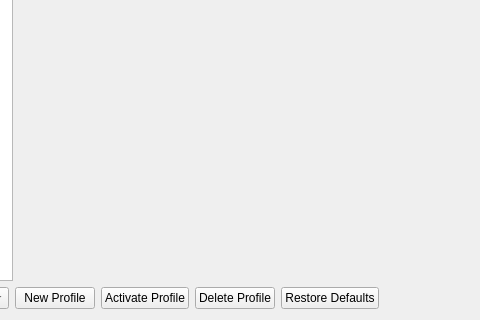
First picture: the form in src/duckstation-qt/controllersettingswindow.ui, repository kofxi3584karlayang/duckstation, before the edit; both pictures show x 158 to 638 and y 352 to 672 of the 1288 by 672 pixel window.
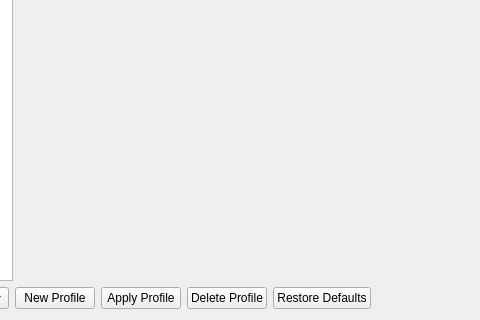
Second picture: the form after the edit. Icons and pictures are not drawn.

Commit message:
Qt: Rename Load Profile to Apply Profile
And make it copy hotkeys.

What changed in the file:
```diff
--- a/src/duckstation-qt/controllersettingswindow.ui
+++ b/src/duckstation-qt/controllersettingswindow.ui
@@ -89,7 +89,7 @@
        <item>
         <widget class="QPushButton" name="loadProfile">
          <property name="text">
-          <string>Activate Profile</string>
+          <string>Apply Profile</string>
          </property>
          <property name="icon">
           <iconset theme="folder-open-line"/>
```
Left out of the diff: 2 changed lines with no effect on the pictures. The commit also changes 2 other files.
